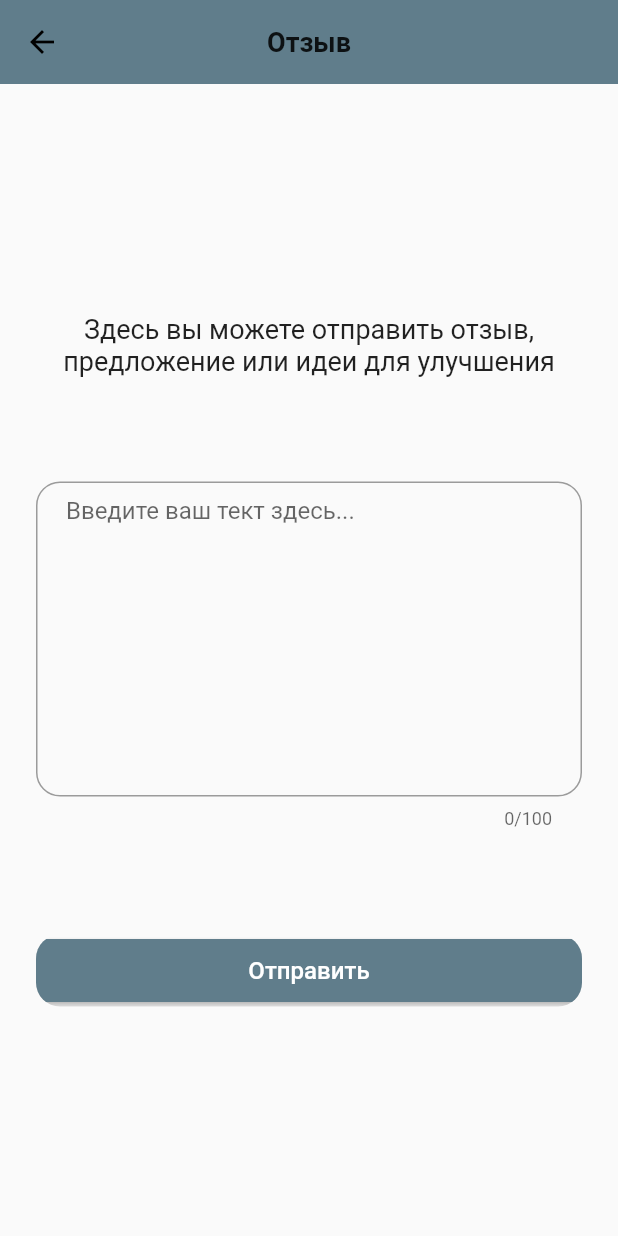
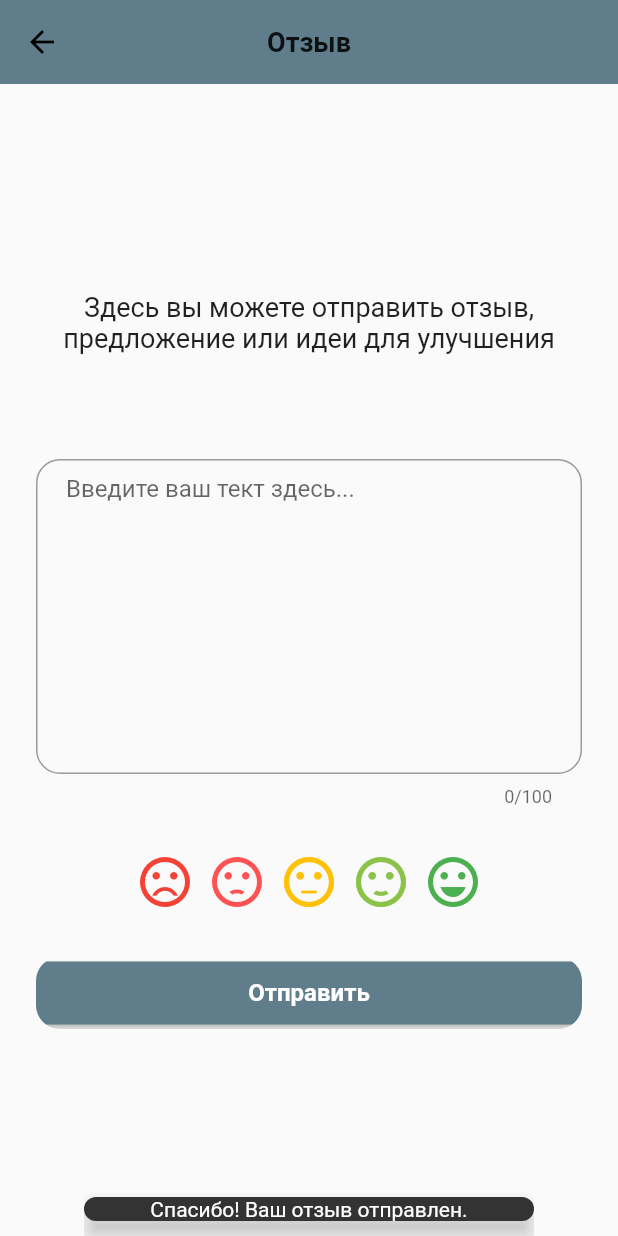
Before and after one commit to alexeytra/va_client, a Flutter app: the ReviewScreen screen opened by its route, after a tap on "Отправить", on a phone screen of 412 x 824 dp. Run offline on Flutter 3.47's test engine with Material 2 defaults, Android fonts, the phone set to English and light mode, and no system bars; drawn by our look-alikes of flutter_rating_bar; our stand-ins replace audioplayers, flutter_dotenv, flutter_redux, redux, redux_thunk, shared_preferences and 1 more; missing offline and left inert: redux_logging; accounts and stored records are empty; generated files the repository leaves out were written again.

Commit message:
improve review screen

```diff
--- a/lib/screens/review_screen.dart
+++ b/lib/screens/review_screen.dart
@@ -1,4 +1,6 @@
 import 'package:flutter/material.dart';
+import 'package:flutter_rating_bar/flutter_rating_bar.dart';
+import 'package:va_client/models/navigation.dart';
 
 class ReviewScreen extends StatefulWidget {
   @override
@@ -7,9 +9,13 @@ class ReviewScreen extends StatefulWidget {
 
 class _ReviewScreenState extends State<ReviewScreen> {
   final reviewController = TextEditingController();
+  double rating = 5.0;
+  final GlobalKey<ScaffoldState> scaffoldKey = GlobalKey<ScaffoldState>();
+
   @override
   Widget build(BuildContext context) {
     return Scaffold(
+      key: scaffoldKey,
       appBar: AppBar(
         title: Text('Отзыв',
             style: TextStyle(fontSize: 18.0, fontWeight: FontWeight.bold)),
@@ -39,23 +45,103 @@ class _ReviewScreenState extends State<ReviewScreen> {
                     border: OutlineInputBorder(
                         borderRadius: BorderRadius.circular(16.0))),
               ),
-              SizedBox(height: 70.0),
+              SizedBox(height: 30.0),
+              Center(
+                child: RatingBar.builder(
+                  initialRating: rating,
+                  minRating: 1,
+                  direction: Axis.horizontal,
+                  allowHalfRating: true,
+                  itemCount: 5,
+                  itemPadding: EdgeInsets.symmetric(horizontal: 4.0),
+                  itemBuilder: (context, index) {
+                    switch (index) {
+                      case 0:
+                        return Icon(
+                          Icons.sentiment_very_dissatisfied,
+                          color: Colors.red,
+                        );
+                      case 1:
+                        return Icon(
+                          Icons.sentiment_dissatisfied,
+                          color: Colors.redAccent,
+                        );
+                      case 2:
+                        return Icon(
+                          Icons.sentiment_neutral,
+                          color: Colors.amber,
+                        );
+                      case 3:
+                        return Icon(
+                          Icons.sentiment_satisfied,
+                          color: Colors.lightGreen,
+                        );
+                      case 4:
+                        return Icon(
+                          Icons.sentiment_very_satisfied,
+                          color: Colors.green,
+                        );
+                      default:
+                        return Icon(
+                          Icons.star,
+                          color: Colors.amber,
+                        );
+                    }
+                  },
+                  onRatingUpdate: (rating) {
+                    setState(() {
+                      this.rating = rating;
+                    });
+                  },
+                ),
+              ),
+              SizedBox(height: 30.0),
               Material(
                 borderRadius: BorderRadius.circular(16.0),
                 clipBehavior: Clip.antiAlias,
                 shadowColor: Colors.orangeAccent.shade100,
                 child: MaterialButton(
-                  onPressed: () {},
+                  onPressed: () {
+                    scaffoldKey.currentState.showSnackBar(_showSendSnackBar());
+                    setState(() {
+                      reviewController.text = '';
+                      rating = 5.0;
+                    });
+                    Future.delayed(Duration(seconds: 2)).then((_) =>
+                        Keys.navKey.currentState.pushNamed(Routes.homeScreen));
+                  },
                   minWidth: 200.0,
                   height: 42.0,
                   color: Colors.blueGrey,
                   child: Text(
                     'Отправить',
-                    style: TextStyle(color: Colors.white, fontSize: 16.0),
+                    style: TextStyle(
+                        color: Colors.white,
+                        fontSize: 16.0,
+                        fontWeight: FontWeight.bold),
                   ),
                 ),
               )
             ]),
+      ),
+    );
+  }
+
+  SnackBar _showSendSnackBar() {
+    return SnackBar(
+      content: const Text(
+        'Спасибо! Ваш отзыв отправлен.',
+        textAlign: TextAlign.center,
+      ),
+      duration: const Duration(milliseconds: 2500),
+      width: 300.0,
+      // Width of the SnackBar.
+      padding: const EdgeInsets.symmetric(
+        horizontal: 8.0, // Inner padding for SnackBar content.
+      ),
+      behavior: SnackBarBehavior.floating,
+      shape: RoundedRectangleBorder(
+        borderRadius: BorderRadius.circular(10.0),
       ),
     );
   }
--- a/lib/widgets/input_question.dart
+++ b/lib/widgets/input_question.dart
@@ -11,7 +11,7 @@ class InputQuestion extends StatelessWidget {
   @override
   Widget build(BuildContext context) {
     return Container(
-        padding: EdgeInsets.only(bottom: 20.0, left: 15.0, right: 15),
+      padding: EdgeInsets.only(bottom: 20.0, left: 5.0, right: 5.0),
       decoration: BoxDecoration(
         boxShadow: [
           BoxShadow(
@@ -35,8 +35,14 @@ class InputQuestion extends StatelessWidget {
                 Expanded(
                     child: TextField(
                         controller: _textFieldController,
-                      decoration: InputDecoration(hintText: 'Введите вопрос'),
-                    )),
+                        keyboardType: TextInputType.multiline,
+                        maxLines: 2,
+                        decoration: InputDecoration(
+                            hintText: 'Введите вопрос',
+                            contentPadding:
+                                EdgeInsets.fromLTRB(20.0, 10.0, 20.0, 10.0),
+                            border: OutlineInputBorder(
+                                borderRadius: BorderRadius.circular(16.0))))),
                 IconButton(
                   icon: Icon(Icons.send),
                   onPressed: () {
--- a/pubspec.yaml
+++ b/pubspec.yaml
@@ -37,6 +37,7 @@ dependencies:
   build_runner: ^1.10.11
   shared_preferences: ^0.5.12+4
   flutter_dotenv: ^2.1.0
+  flutter_rating_bar: ^3.2.0
 
 
   # The following adds the Cupertino Icons font to your application.
```
Also changed, not shown: pubspec.lock. Lines whose indentation alone changed are shown as unchanged.
